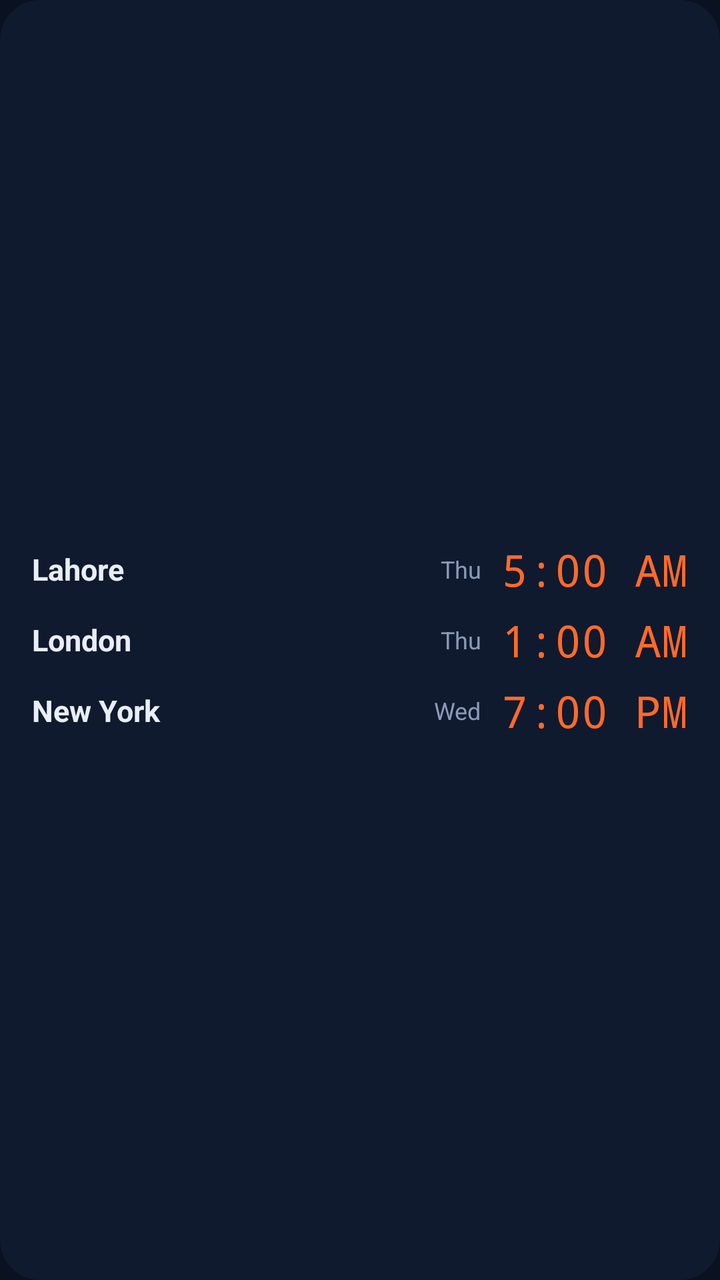
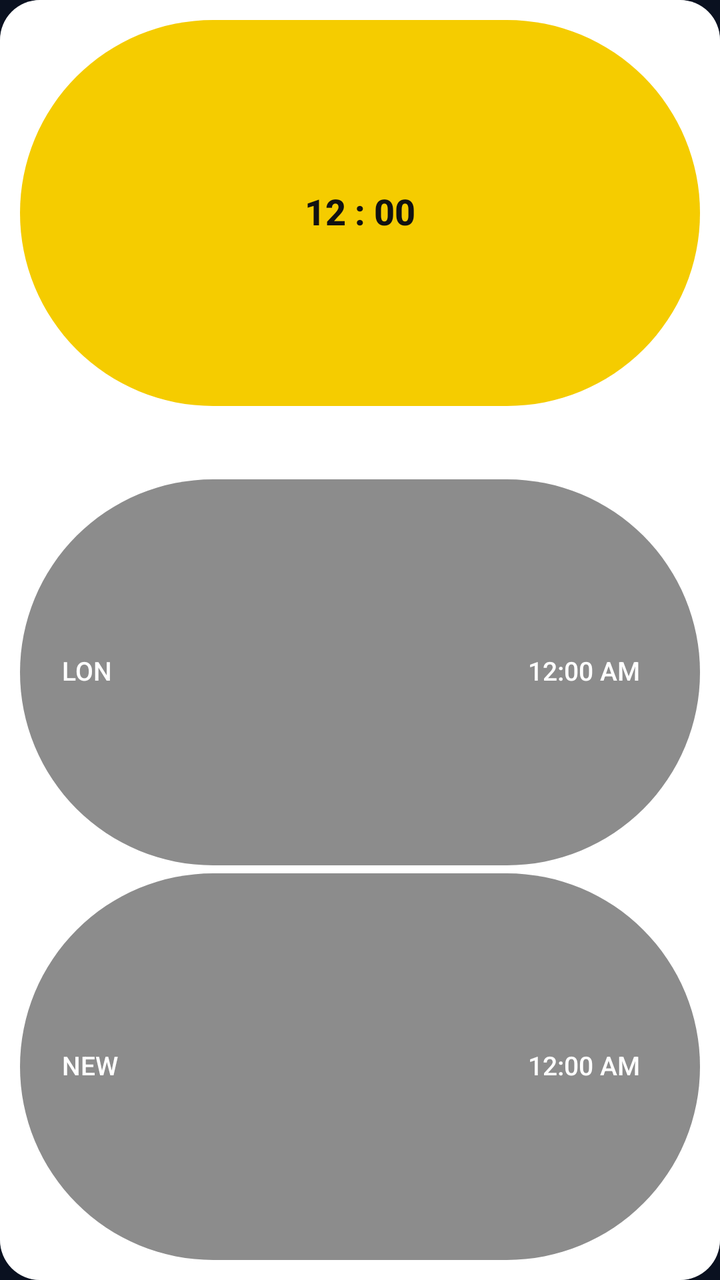

Compare the two renders of this Android layout. The source of the first and the diff that turns it into the second are given below.
<!-- AndroidManifest.xml: application theme AppTheme -->
<!-- res/layout/widget_world.xml -->
<?xml version="1.0" encoding="utf-8"?>
<FrameLayout xmlns:android="http://schemas.android.com/apk/res/android"
    android:id="@+id/w_root"
    android:layout_width="match_parent"
    android:layout_height="match_parent">

    <ImageView
        android:id="@+id/w_bg"
        android:layout_width="match_parent"
        android:layout_height="match_parent"
        android:importantForAccessibility="no"
        android:scaleType="fitXY"
        android:src="@drawable/widget_shape"
        android:tint="@color/surface" />

    <LinearLayout
        android:layout_width="match_parent"
        android:layout_height="match_parent"
        android:gravity="center_vertical"
        android:orientation="vertical"
        android:paddingHorizontal="16dp"
        android:paddingVertical="10dp">

        <LinearLayout
            android:id="@+id/r1_row"
            android:layout_width="match_parent"
            android:layout_height="wrap_content"
            android:gravity="center_vertical"
            android:orientation="horizontal">

            <TextView
                android:id="@+id/r1_name"
                android:layout_width="0dp"
                android:layout_height="wrap_content"
                android:layout_weight="1"
                android:ellipsize="end"
                android:maxLines="1"
                android:text="Lahore"
                android:textColor="@color/fg"
                android:textSize="15sp"
                android:textStyle="bold" />

            <TextClock
                android:id="@+id/r1_day"
                android:layout_width="wrap_content"
                android:layout_height="wrap_content"
                android:format12Hour="EEE"
                android:format24Hour="EEE"
                android:paddingEnd="10dp"
                android:textColor="@color/muted"
                android:textSize="12sp"
                android:timeZone="Asia/Karachi" />

            <TextClock
                android:id="@+id/r1_time"
                android:layout_width="wrap_content"
                android:layout_height="wrap_content"
                android:fontFamily="monospace"
                android:format12Hour="h:mm a"
                android:format24Hour="h:mm a"
                android:maxLines="1"
                android:textColor="@color/accent"
                android:textSize="22sp"
                android:timeZone="Asia/Karachi" />
        </LinearLayout>

        <LinearLayout
            android:id="@+id/r2_row"
            android:layout_width="match_parent"
            android:layout_height="wrap_content"
            android:layout_marginTop="6dp"
            android:gravity="center_vertical"
            android:orientation="horizontal">

            <TextView
                android:id="@+id/r2_name"
                android:layout_width="0dp"
                android:layout_height="wrap_content"
                android:layout_weight="1"
                android:ellipsize="end"
                android:maxLines="1"
                android:text="London"
                android:textColor="@color/fg"
                android:textSize="15sp"
                android:textStyle="bold" />

            <TextClock
                android:id="@+id/r2_day"
                android:layout_width="wrap_content"
                android:layout_height="wrap_content"
                android:format12Hour="EEE"
                android:format24Hour="EEE"
                android:paddingEnd="10dp"
                android:textColor="@color/muted"
                android:textSize="12sp"
                android:timeZone="Europe/London" />

            <TextClock
                android:id="@+id/r2_time"
                android:layout_width="wrap_content"
                android:layout_height="wrap_content"
                android:fontFamily="monospace"
                android:format12Hour="h:mm a"
                android:format24Hour="h:mm a"
                android:maxLines="1"
                android:textColor="@color/accent"
                android:textSize="22sp"
                android:timeZone="Europe/London" />
        </LinearLayout>

        <LinearLayout
            android:id="@+id/r3_row"
            android:layout_width="match_parent"
            android:layout_height="wrap_content"
            android:layout_marginTop="6dp"
            android:gravity="center_vertical"
            android:orientation="horizontal">

            <TextView
                android:id="@+id/r3_name"
                android:layout_width="0dp"
                android:layout_height="wrap_content"
                android:layout_weight="1"
                android:ellipsize="end"
                android:maxLines="1"
                android:text="New York"
                android:textColor="@color/fg"
                android:textSize="15sp"
                android:textStyle="bold" />

            <TextClock
                android:id="@+id/r3_day"
                android:layout_width="wrap_content"
                android:layout_height="wrap_content"
                android:format12Hour="EEE"
                android:format24Hour="EEE"
                android:paddingEnd="10dp"
                android:textColor="@color/muted"
                android:textSize="12sp"
                android:timeZone="America/New_York" />

            <TextClock
                android:id="@+id/r3_time"
                android:layout_width="wrap_content"
                android:layout_height="wrap_content"
                android:fontFamily="monospace"
                android:format12Hour="h:mm a"
                android:format24Hour="h:mm a"
                android:maxLines="1"
                android:textColor="@color/accent"
                android:textSize="22sp"
                android:timeZone="America/New_York" />
        </LinearLayout>
    </LinearLayout>
</FrameLayout>
<!-- resources referenced by this layout -->
<resources>
  <color name="accent">#FF6A2B</color>
  <color name="fg">#E9EEF7</color>
  <color name="muted">#8C9BB6</color>
  <color name="surface">#101A2E</color>
  <!-- drawable widget_shape (drawable) -->
  <?xml version="1.0" encoding="utf-8"?>
  <shape xmlns:android="http://schemas.android.com/apk/res/android"
      android:shape="rectangle">
      <solid android:color="#FFFFFFFF" />
      <corners android:radius="20dp" />
  </shape>
  <style name="AppTheme" parent="android:Theme.DeviceDefault.NoActionBar">
          <item name="android:windowBackground">@color/bg</item>
          <item name="android:statusBarColor">@color/bg</item>
          <item name="android:navigationBarColor">@color/bg</item>
          <item name="android:colorAccent">@color/accent</item>
      </style>
  <color name="bg">#0A1120</color>
</resources>

<!-- the commit's change to res/layout/widget_world.xml (unified diff, before → after) -->
@@ -11,145 +11,216 @@
         android:importantForAccessibility="no"
         android:scaleType="fitXY"
         android:src="@drawable/widget_shape"
-        android:tint="@color/surface" />
+        android:tint="#40FFFFFF" />
+
+    <ImageView
+        android:id="@+id/w_border"
+        android:layout_width="match_parent"
+        android:layout_height="match_parent"
+        android:alpha="0.5"
+        android:importantForAccessibility="no"
+        android:scaleType="fitXY"
+        android:src="@drawable/widget_border" />
 
     <LinearLayout
         android:layout_width="match_parent"
         android:layout_height="match_parent"
-        android:gravity="center_vertical"
         android:orientation="vertical"
-        android:paddingHorizontal="16dp"
-        android:paddingVertical="10dp">
-
-        <LinearLayout
+        android:padding="10dp">
+
+        <FrameLayout
+            android:layout_width="match_parent"
+            android:layout_height="0dp"
+            android:layout_weight="1">
+
+            <ImageView
+                android:id="@+id/p_bg"
+                android:layout_width="match_parent"
+                android:layout_height="match_parent"
+                android:importantForAccessibility="no"
+                android:scaleType="fitXY"
+                android:src="@drawable/pill_shape"
+                android:tint="#F5CC00" />
+
+            <TextClock
+                android:id="@+id/wc_time"
+                android:layout_width="match_parent"
+                android:layout_height="match_parent"
+                android:fontFamily="sans-serif-medium"
+                android:format12Hour="hh : mm"
+                android:format24Hour="hh : mm"
+                android:gravity="center"
+                android:includeFontPadding="false"
+                android:maxLines="1"
+                android:textColor="#111111"
+                android:textSize="18sp"
+                android:textStyle="bold" />
+        </FrameLayout>
+
+        <TextClock
+            android:id="@+id/wc_date"
+            android:layout_width="match_parent"
+            android:layout_height="wrap_content"
+            android:format12Hour="EEE, yyyy, MMM d,a"
+            android:format24Hour="EEE, yyyy, MMM d,a"
+            android:gravity="center"
+            android:maxLines="1"
+            android:paddingVertical="7dp"
+            android:textColor="#B3FFFFFF"
+            android:textSize="13.5sp" />
+
+        <FrameLayout
             android:id="@+id/r1_row"
             android:layout_width="match_parent"
-            android:layout_height="wrap_content"
-            android:gravity="center_vertical"
-            android:orientation="horizontal">
-
-            <TextView
-                android:id="@+id/r1_name"
-                android:layout_width="0dp"
-                android:layout_height="wrap_content"
-                android:layout_weight="1"
-                android:ellipsize="end"
-                android:maxLines="1"
-                android:text="Lahore"
-                android:textColor="@color/fg"
-                android:textSize="15sp"
-                android:textStyle="bold" />
-
-            <TextClock
-                android:id="@+id/r1_day"
-                android:layout_width="wrap_content"
-                android:layout_height="wrap_content"
-                android:format12Hour="EEE"
-                android:format24Hour="EEE"
-                android:paddingEnd="10dp"
-                android:textColor="@color/muted"
-                android:textSize="12sp"
-                android:timeZone="Asia/Karachi" />
-
-            <TextClock
-                android:id="@+id/r1_time"
-                android:layout_width="wrap_content"
-                android:layout_height="wrap_content"
-                android:fontFamily="monospace"
-                android:format12Hour="h:mm a"
-                android:format24Hour="h:mm a"
-                android:maxLines="1"
-                android:textColor="@color/accent"
-                android:textSize="22sp"
-                android:timeZone="Asia/Karachi" />
-        </LinearLayout>
-
-        <LinearLayout
+            android:layout_height="0dp"
+            android:layout_marginTop="4dp"
+            android:layout_weight="1">
+
+            <ImageView
+                android:id="@+id/r1_bg"
+                android:layout_width="match_parent"
+                android:layout_height="match_parent"
+                android:importantForAccessibility="no"
+                android:scaleType="fitXY"
+                android:src="@drawable/pill_shape"
+                android:tint="#73000000" />
+
+            <LinearLayout
+                android:layout_width="match_parent"
+                android:layout_height="match_parent"
+                android:gravity="center_vertical"
+                android:orientation="horizontal"
+                android:paddingStart="21dp"
+                android:paddingEnd="30dp">
+
+                <TextView
+                    android:id="@+id/r1_name"
+                    android:layout_width="0dp"
+                    android:layout_height="wrap_content"
+                    android:layout_weight="1"
+                    android:ellipsize="end"
+                    android:fontFamily="sans-serif-medium"
+                    android:includeFontPadding="false"
+                    android:maxLines="1"
+                    android:text="LON"
+                    android:textColor="#FFFFFF"
+                    android:textSize="13sp" />
+
+                <TextClock
+                    android:id="@+id/r1_time"
+                    android:layout_width="wrap_content"
+                    android:layout_height="wrap_content"
+                    android:fontFamily="sans-serif-medium"
+                    android:format12Hour="hh:mm a"
+                    android:format24Hour="hh:mm a"
+                    android:includeFontPadding="false"
+                    android:maxLines="1"
+                    android:textColor="#FFFFFF"
+                    android:textSize="13sp" />
+            </LinearLayout>
+        </FrameLayout>
+
+        <FrameLayout
             android:id="@+id/r2_row"
             android:layout_width="match_parent"
-            android:layout_height="wrap_content"
-            android:layout_marginTop="6dp"
-            android:gravity="center_vertical"
-            android:orientation="horizontal">
-
-            <TextView
-                android:id="@+id/r2_name"
-                android:layout_width="0dp"
-                android:layout_height="wrap_content"
-                android:layout_weight="1"
-                android:ellipsize="end"
-                android:maxLines="1"
-                android:text="London"
-                android:textColor="@color/fg"
-                android:textSize="15sp"
-                android:textStyle="bold" />
-
-            <TextClock
-                android:id="@+id/r2_day"
-                android:layout_width="wrap_content"
-                android:layout_height="wrap_content"
-                android:format12Hour="EEE"
-                android:format24Hour="EEE"
-                android:paddingEnd="10dp"
-                android:textColor="@color/muted"
-                android:textSize="12sp"
-                android:timeZone="Europe/London" />
-
-            <TextClock
-                android:id="@+id/r2_time"
-                android:layout_width="wrap_content"
-                android:layout_height="wrap_content"
-                android:fontFamily="monospace"
-                android:format12Hour="h:mm a"
-                android:format24Hour="h:mm a"
-                android:maxLines="1"
-                android:textColor="@color/accent"
-                android:textSize="22sp"
-                android:timeZone="Europe/London" />
-        </LinearLayout>
-
-        <LinearLayout
+            android:layout_height="0dp"
+            android:layout_marginTop="4dp"
+            android:layout_weight="1">
+
+            <ImageView
+                android:id="@+id/r2_bg"
+                android:layout_width="match_parent"
+                android:layout_height="match_parent"
+                android:importantForAccessibility="no"
+                android:scaleType="fitXY"
+                android:src="@drawable/pill_shape"
+                android:tint="#73000000" />
+
+            <LinearLayout
+                android:layout_width="match_parent"
+                android:layout_height="match_parent"
+                android:gravity="center_vertical"
+                android:orientation="horizontal"
+                android:paddingStart="21dp"
+                android:paddingEnd="30dp">
+
+                <TextView
+                    android:id="@+id/r2_name"
+                    android:layout_width="0dp"
+                    android:layout_height="wrap_content"
+                    android:layout_weight="1"
+                    android:ellipsize="end"
+                    android:fontFamily="sans-serif-medium"
+                    android:includeFontPadding="false"
+                    android:maxLines="1"
+                    android:text="NEW"
+                    android:textColor="#FFFFFF"
+                    android:textSize="13sp" />
+
+                <TextClock
+                    android:id="@+id/r2_time"
+                    android:layout_width="wrap_content"
+                    android:layout_height="wrap_content"
+                    android:fontFamily="sans-serif-medium"
+                    android:format12Hour="hh:mm a"
+                    android:format24Hour="hh:mm a"
+                    android:includeFontPadding="false"
+                    android:maxLines="1"
+                    android:textColor="#FFFFFF"
+                    android:textSize="13sp" />
+            </LinearLayout>
+        </FrameLayout>
+
+        <FrameLayout
             android:id="@+id/r3_row"
             android:layout_width="match_parent"
-            android:layout_height="wrap_content"
-            android:layout_marginTop="6dp"
-            android:gravity="center_vertical"
-            android:orientation="horizontal">
-
-            <TextView
-                android:id="@+id/r3_name"
-                android:layout_width="0dp"
-                android:layout_height="wrap_content"
-                android:layout_weight="1"
-                android:ellipsize="end"
-                android:maxLines="1"
-                android:text="New York"
-                android:textColor="@color/fg"
-                android:textSize="15sp"
-                android:textStyle="bold" />
-
-            <TextClock
-                android:id="@+id/r3_day"
-                android:layout_width="wrap_content"
-                android:layout_height="wrap_content"
-                android:format12Hour="EEE"
-                android:format24Hour="EEE"
-                android:paddingEnd="10dp"
-                android:textColor="@color/muted"
-                android:textSize="12sp"
-                android:timeZone="America/New_York" />
-
-            <TextClock
-                android:id="@+id/r3_time"
-                android:layout_width="wrap_content"
-                android:layout_height="wrap_content"
-                android:fontFamily="monospace"
-                android:format12Hour="h:mm a"
-                android:format24Hour="h:mm a"
-                android:maxLines="1"
-                android:textColor="@color/accent"
-                android:textSize="22sp"
-                android:timeZone="America/New_York" />
-        </LinearLayout>
+            android:layout_height="0dp"
+            android:layout_marginTop="4dp"
+            android:layout_weight="1"
+        android:visibility="gone">
+
+            <ImageView
+                android:id="@+id/r3_bg"
+                android:layout_width="match_parent"
+                android:layout_height="match_parent"
+                android:importantForAccessibility="no"
+                android:scaleType="fitXY"
+                android:src="@drawable/pill_shape"
+                android:tint="#73000000" />
+
+            <LinearLayout
+                android:layout_width="match_parent"
+                android:layout_height="match_parent"
+                android:gravity="center_vertical"
+                android:orientation="horizontal"
+                android:paddingStart="21dp"
+                android:paddingEnd="30dp">
+
+                <TextView
+                    android:id="@+id/r3_name"
+                    android:layout_width="0dp"
+                    android:layout_height="wrap_content"
+                    android:layout_weight="1"
+                    android:ellipsize="end"
+                    android:fontFamily="sans-serif-medium"
+                    android:includeFontPadding="false"
+                    android:maxLines="1"
+                    android:text=""
+                    android:textColor="#FFFFFF"
+                    android:textSize="13sp" />
+
+                <TextClock
+                    android:id="@+id/r3_time"
+                    android:layout_width="wrap_content"
+                    android:layout_height="wrap_content"
+                    android:fontFamily="sans-serif-medium"
+                    android:format12Hour="hh:mm a"
+                    android:format24Hour="hh:mm a"
+                    android:includeFontPadding="false"
+                    android:maxLines="1"
+                    android:textColor="#FFFFFF"
+                    android:textSize="13sp" />
+            </LinearLayout>
+        </FrameLayout>
     </LinearLayout>
 </FrameLayout>
<!-- resource entries referenced after the edit -->
@@ -1,9 +1,22 @@
 <!-- resources referenced by this layout -->
 <resources>
+  <!-- drawable pill_shape (drawable) -->
+  <?xml version="1.0" encoding="utf-8"?>
+  <shape xmlns:android="http://schemas.android.com/apk/res/android"
+      android:shape="rectangle">
+      <solid android:color="#FFFFFFFF" />
+      <corners android:radius="100dp" />
+  </shape>
+  <!-- drawable widget_border (drawable) -->
+  <?xml version="1.0" encoding="utf-8"?>
+  <shape xmlns:android="http://schemas.android.com/apk/res/android"
+      android:shape="rectangle">
+      <stroke
+          android:width="1.5dp"
+          android:color="#FFFFFFFF" />
+      <corners android:radius="20dp" />
+  </shape>
   <color name="accent">#FF6A2B</color>
-  <color name="fg">#E9EEF7</color>
-  <color name="muted">#8C9BB6</color>
-  <color name="surface">#101A2E</color>
   <!-- drawable widget_shape (drawable) -->
   <?xml version="1.0" encoding="utf-8"?>
   <shape xmlns:android="http://schemas.android.com/apk/res/android"
